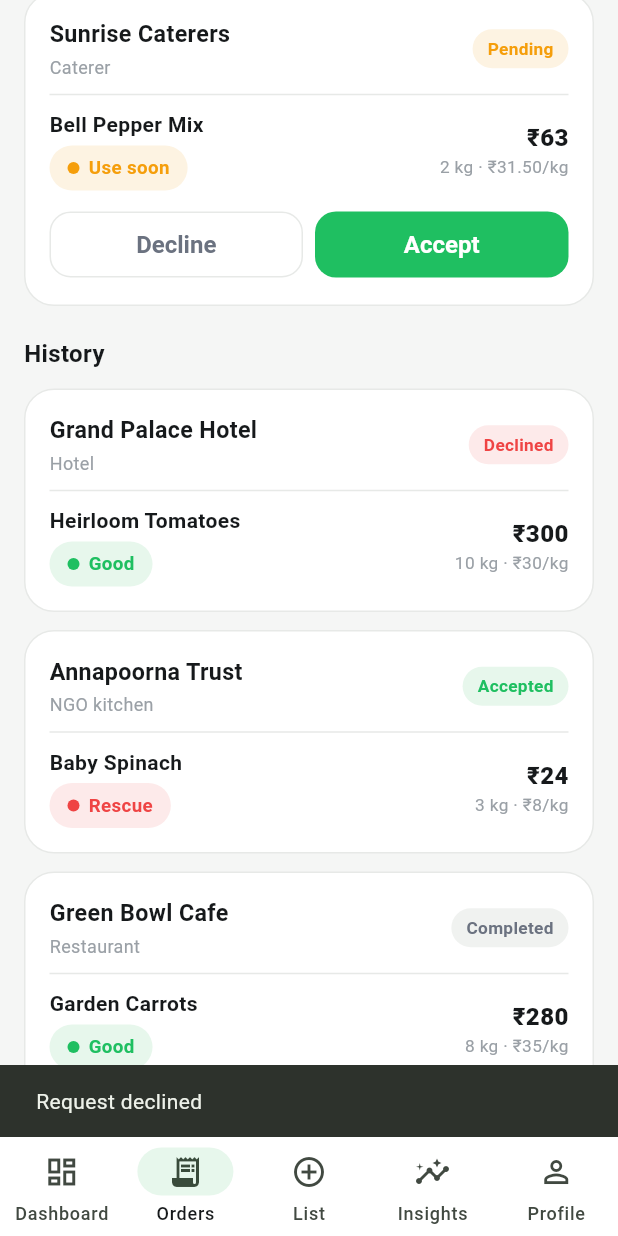
After one commit to smriti51818/Revivo, a Flutter app: the SellerOrdersScreen screen opened by its route, scrolled down 186 dp, after a tap on "Decline", on a phone screen of 412 x 824 dp. The commit adds this screen. Run offline on Flutter 3.47's test engine with Material 3 defaults, Android fonts, the phone set to English and light mode, and no system bars; our stand-ins replace flutter_riverpod, go_router, image_picker.

Commit message:
feat(seller): order requests + insights, remove placeholders (M11)
- OrderRequest domain (pending/accepted/declined/completed) + in-memory repo + provider
- Seller order-requests screen: pending accept/decline, history with status chips
- Seller insights screen: peak-demand hero, seeded recommendations, top movers
- Wired seller orders + insights tabs; removed the last PlaceholderScreen usages
- Deleted now-unused placeholder_screen.dart — every tab is a real screen

```diff
--- a/app/lib/core/router/app_router.dart
+++ b/app/lib/core/router/app_router.dart
@@ -16,7 +16,8 @@ import '../../features/cook/cook_inbox_screen.dart';
 import '../../features/impact/impact_screen.dart';
 import '../../features/seller/add_listing_screen.dart';
 import '../../features/seller/seller_dashboard_screen.dart';
-import '../../features/shared/placeholder_screen.dart';
+import '../../features/seller/seller_insights_screen.dart';
+import '../../features/seller/seller_orders_screen.dart';
 import '../../features/shared/profile_screen.dart';
 import '../../features/volunteer/volunteer_tasks_screen.dart';
 import '../models/user_role.dart';
@@ -81,15 +82,9 @@ final routerProvider = Provider<GoRouter>((ref) {
         ),
         branches: [
           _branch('/seller/dashboard', const SellerDashboardScreen()),
-          _branch('/seller/orders', const PlaceholderScreen(
-              title: 'Order requests',
-              icon: Icons.receipt_long_outlined,
-              message: 'Approve or reject incoming orders — coming in M5.')),
+          _branch('/seller/orders', const SellerOrdersScreen()),
           _branch('/seller/add', const AddListingScreen()),
-          _branch('/seller/insights', const PlaceholderScreen(
-              title: 'Vendor insights',
-              icon: Icons.insights_outlined,
-              message: 'Demand prediction and impact insights (M11).')),
+          _branch('/seller/insights', const SellerInsightsScreen()),
           _branch('/seller/profile', const ProfileScreen()),
         ],
       ),
--- /dev/null
+++ b/app/lib/features/seller/application/order_requests_providers.dart
@@ -0,0 +1,33 @@
+import 'package:flutter_riverpod/flutter_riverpod.dart';
+
+import '../data/order_requests_repository.dart';
+import '../domain/order_request.dart';
+
+final orderRequestsRepositoryProvider = Provider<OrderRequestsRepository>(
+  (ref) => InMemoryOrderRequestsRepository(),
+);
+
+/// Incoming buyer requests for this seller's surplus.
+class OrderRequestsController extends AsyncNotifier<List<OrderRequest>> {
+  @override
+  Future<List<OrderRequest>> build() {
+    return ref.read(orderRequestsRepositoryProvider).fetchRequests();
+  }
+
+  Future<void> _set(String id, RequestStatus status) async {
+    final updated =
+        await ref.read(orderRequestsRepositoryProvider).setStatus(id, status);
+    final current = state.valueOrNull ?? const <OrderRequest>[];
+    state = AsyncData([
+      for (final r in current) r.id == id ? updated : r,
+    ]);
+  }
+
+  Future<void> accept(String id) => _set(id, RequestStatus.accepted);
+  Future<void> decline(String id) => _set(id, RequestStatus.declined);
+}
+
+final orderRequestsProvider =
+    AsyncNotifierProvider<OrderRequestsController, List<OrderRequest>>(
+  OrderRequestsController.new,
+);
--- /dev/null
+++ b/app/lib/features/seller/data/order_requests_repository.dart
@@ -0,0 +1,72 @@
+import '../../../core/models/freshness.dart';
+import '../domain/order_request.dart';
+
+abstract class OrderRequestsRepository {
+  Future<List<OrderRequest>> fetchRequests();
+  Future<OrderRequest> setStatus(String id, RequestStatus status);
+}
+
+class InMemoryOrderRequestsRepository implements OrderRequestsRepository {
+  final List<OrderRequest> _items = [
+    OrderRequest(
+      id: 'req_palace',
+      buyerName: 'Grand Palace Hotel',
+      buyerType: 'Hotel',
+      vegetable: 'Heirloom Tomatoes',
+      quantityKg: 10,
+      pricePerKg: 30,
+      band: FreshnessBand.good,
+      status: RequestStatus.pending,
+      placedAt: DateTime.now().subtract(const Duration(minutes: 12)),
+    ),
+    OrderRequest(
+      id: 'req_sunrise',
+      buyerName: 'Sunrise Caterers',
+      buyerType: 'Caterer',
+      vegetable: 'Bell Pepper Mix',
+      quantityKg: 2,
+      pricePerKg: 31.5,
+      band: FreshnessBand.useSoon,
+      status: RequestStatus.pending,
+      placedAt: DateTime.now().subtract(const Duration(minutes: 40)),
+    ),
+    OrderRequest(
+      id: 'req_annapoorna',
+      buyerName: 'Annapoorna Trust',
+      buyerType: 'NGO kitchen',
+      vegetable: 'Baby Spinach',
+      quantityKg: 3,
+      pricePerKg: 8,
+      band: FreshnessBand.rescue,
+      status: RequestStatus.accepted,
+      placedAt: DateTime.now().subtract(const Duration(hours: 1, minutes: 20)),
+    ),
+    OrderRequest(
+      id: 'req_greenbowl',
+      buyerName: 'Green Bowl Cafe',
+      buyerType: 'Restaurant',
+      vegetable: 'Garden Carrots',
+      quantityKg: 8,
+      pricePerKg: 35,
+      band: FreshnessBand.good,
+      status: RequestStatus.completed,
+      placedAt: DateTime.now().subtract(const Duration(hours: 5)),
+    ),
+  ];
+
+  @override
+  Future<List<OrderRequest>> fetchRequests() async {
+    await Future.delayed(const Duration(milliseconds: 300));
+    return List.unmodifiable(_items);
+  }
+
+  @override
+  Future<OrderRequest> setStatus(String id, RequestStatus status) async {
+    await Future.delayed(const Duration(milliseconds: 300));
+    final idx = _items.indexWhere((r) => r.id == id);
+    if (idx == -1) throw StateError('Request $id not found');
+    final updated = _items[idx].copyWith(status: status);
+    _items[idx] = updated;
+    return updated;
+  }
+}
--- /dev/null
+++ b/app/lib/features/seller/domain/order_request.dart
@@ -0,0 +1,51 @@
+import '../../../core/models/freshness.dart';
+
+/// State of an incoming buyer request from the seller's point of view.
+enum RequestStatus {
+  pending('Pending'),
+  accepted('Accepted'),
+  declined('Declined'),
+  completed('Completed');
+
+  const RequestStatus(this.label);
+  final String label;
+}
+
+/// A buyer's request to purchase surplus from this seller.
+class OrderRequest {
+  const OrderRequest({
+    required this.id,
+    required this.buyerName,
+    required this.buyerType,
+    required this.vegetable,
+    required this.quantityKg,
+    required this.pricePerKg,
+    required this.band,
+    required this.status,
+    required this.placedAt,
+  });
+
+  final String id;
+  final String buyerName;
+  final String buyerType;
+  final String vegetable;
+  final double quantityKg;
+  final double pricePerKg;
+  final FreshnessBand band;
+  final RequestStatus status;
+  final DateTime placedAt;
+
+  double get total => quantityKg * pricePerKg;
+
+  OrderRequest copyWith({RequestStatus? status}) => OrderRequest(
+        id: id,
+        buyerName: buyerName,
+        buyerType: buyerType,
+        vegetable: vegetable,
+        quantityKg: quantityKg,
+        pricePerKg: pricePerKg,
+        band: band,
+        status: status ?? this.status,
+        placedAt: placedAt,
+      );
+}
--- /dev/null
+++ b/app/lib/features/seller/seller_insights_screen.dart
@@ -0,0 +1,213 @@
+import 'package:flutter/material.dart';
+
+import '../../core/theme/app_colors.dart';
+import '../../core/theme/app_spacing.dart';
+import '../../core/widgets/app_card.dart';
+import '../../core/widgets/section_header.dart';
+
+/// Seeded demand insights for the seller. Post-deploy these are generated from
+/// order history and Amazon Bedrock demand summaries; the copy here mirrors
+/// that output so the screen is demoable offline.
+class SellerInsightsScreen extends StatelessWidget {
+  const SellerInsightsScreen({super.key});
+
+  static const _insights = [
+    (
+      Icons.trending_up,
+      'List leafy greens before noon',
+      'Spinach and coriander sell ~2× faster when listed in the morning window.'
+    ),
+    (
+      Icons.schedule,
+      'Rescue-band moves fastest after 6 PM',
+      'NGO kitchens pick up most rescue-priced produce in the evening.'
+    ),
+    (
+      Icons.local_offer_outlined,
+      'Small discounts clear use-soon stock',
+      'A 20% cut on use-soon items clears them ~40% quicker with no waste.'
+    ),
+  ];
+
+  static const _movers = [
+    ('Roma Tomatoes', '128 kg', '+18%'),
+    ('Baby Spinach', '96 kg', '+12%'),
+    ('Bell Peppers', '74 kg', '+9%'),
+  ];
+
+  @override
+  Widget build(BuildContext context) {
+    return Scaffold(
+      body: SafeArea(
+        child: ListView(
+          padding: const EdgeInsets.all(AppSpacing.screen),
+          children: [
+            const Text(
+              'Insights',
+              style: TextStyle(fontSize: 22, fontWeight: FontWeight.w800),
+            ),
+            const SizedBox(height: 4),
+            const Text(
+              'Sell smarter, waste less',
+              style: TextStyle(fontSize: 13, color: AppColors.textSecondary),
+            ),
+            const SizedBox(height: AppSpacing.lg),
+            _peakCard(),
+            const SizedBox(height: AppSpacing.xl),
+            const SectionHeader(title: 'Recommendations'),
+            const SizedBox(height: AppSpacing.md),
+            for (final i in _insights) ...[
+              _insightCard(i.$1, i.$2, i.$3),
+              const SizedBox(height: AppSpacing.md),
+            ],
+            const SizedBox(height: AppSpacing.sm),
+            const SectionHeader(title: 'Your top movers'),
+            const SizedBox(height: AppSpacing.md),
+            AppCard(
+              padding: EdgeInsets.zero,
+              child: Column(
+                children: [
+                  for (var i = 0; i < _movers.length; i++) ...[
+                    _moverRow(_movers[i].$1, _movers[i].$2, _movers[i].$3),
+                    if (i != _movers.length - 1)
+                      const Divider(height: 1, indent: 16, endIndent: 16),
+                  ],
+                ],
+              ),
+            ),
+          ],
+        ),
+      ),
+    );
+  }
+
+  Widget _peakCard() {
+    return Container(
+      width: double.infinity,
+      padding: const EdgeInsets.all(AppSpacing.xl),
+      decoration: BoxDecoration(
+        gradient: const LinearGradient(
+          colors: [AppColors.primary, AppColors.primaryDark],
+          begin: Alignment.topLeft,
+          end: Alignment.bottomRight,
+        ),
+        borderRadius: BorderRadius.circular(AppRadius.lg),
+      ),
+      child: Column(
+        crossAxisAlignment: CrossAxisAlignment.start,
+        children: [
+          Row(
+            children: [
+              const Icon(Icons.bolt, color: Colors.white, size: 20),
+              const SizedBox(width: 6),
+              Text(
+                'Peak demand window',
+                style: TextStyle(
+                  color: Colors.white.withValues(alpha: 0.9),
+                  fontSize: 12.5,
+                  fontWeight: FontWeight.w600,
+                ),
+              ),
+            ],
+          ),
+          const SizedBox(height: AppSpacing.md),
+          const Text(
+            '5 – 8 PM',
+            style: TextStyle(
+              color: Colors.white,
+              fontSize: 34,
+              fontWeight: FontWeight.w800,
+              height: 1,
+            ),
+          ),
+          const SizedBox(height: 4),
+          Text(
+            'Hotels and kitchens buy the most surplus in the evening — list before 4 PM.',
+            style: TextStyle(
+              color: Colors.white.withValues(alpha: 0.9),
+              fontSize: 12.5,
+            ),
+          ),
+        ],
+      ),
+    );
+  }
+
+  Widget _insightCard(IconData icon, String title, String body) {
+    return AppCard(
+      child: Row(
+        crossAxisAlignment: CrossAxisAlignment.start,
+        children: [
+          Container(
+            width: 38,
+            height: 38,
+            decoration: BoxDecoration(
+              color: AppColors.primarySurface,
+              borderRadius: BorderRadius.circular(AppRadius.md),
+            ),
+            child: Icon(icon, size: 20, color: AppColors.primaryDark),
+          ),
+          const SizedBox(width: AppSpacing.md),
+          Expanded(
+            child: Column(
+              crossAxisAlignment: CrossAxisAlignment.start,
+              children: [
+                Text(
+                  title,
+                  style: const TextStyle(
+                      fontSize: 14, fontWeight: FontWeight.w700),
+                ),
+                const SizedBox(height: 2),
+                Text(
+                  body,
+                  style: const TextStyle(
+                      fontSize: 12.5, color: AppColors.textSecondary),
+                ),
+              ],
+            ),
+          ),
+        ],
+      ),
+    );
+  }
+
+  Widget _moverRow(String name, String kg, String trend) {
+    return Padding(
+      padding: const EdgeInsets.symmetric(
+          horizontal: AppSpacing.md, vertical: 14),
+      child: Row(
+        children: [
+          const Icon(Icons.eco, size: 18, color: AppColors.primary),
+          const SizedBox(width: AppSpacing.md),
+          Expanded(
+            child: Text(
+              name,
+              style:
+                  const TextStyle(fontSize: 14, fontWeight: FontWeight.w600),
+            ),
+          ),
+          Text(
+            kg,
+            style: const TextStyle(fontSize: 13.5, fontWeight: FontWeight.w700),
+          ),
+          const SizedBox(width: AppSpacing.md),
+          Container(
+            padding: const EdgeInsets.symmetric(horizontal: 8, vertical: 3),
+            decoration: BoxDecoration(
+              color: AppColors.successSurface,
+              borderRadius: BorderRadius.circular(AppRadius.pill),
+            ),
+            child: Text(
+              trend,
+              style: const TextStyle(
+                fontSize: 11.5,
+                fontWeight: FontWeight.w700,
+                color: AppColors.success,
+              ),
+            ),
+          ),
+        ],
+      ),
+    );
+  }
+}
--- /dev/null
+++ b/app/lib/features/seller/seller_orders_screen.dart
@@ -0,0 +1,219 @@
+import 'package:flutter/material.dart';
+import 'package:flutter_riverpod/flutter_riverpod.dart';
+
+import '../../core/format.dart';
+import '../../core/theme/app_colors.dart';
+import '../../core/theme/app_spacing.dart';
+import '../../core/widgets/app_card.dart';
+import '../../core/widgets/band_chip.dart';
+import '../../core/widgets/section_header.dart';
+import '../../core/widgets/status_chip.dart';
+import 'application/order_requests_providers.dart';
+import 'domain/order_request.dart';
+
+class SellerOrdersScreen extends ConsumerWidget {
+  const SellerOrdersScreen({super.key});
+
+  @override
+  Widget build(BuildContext context, WidgetRef ref) {
+    final requests = ref.watch(orderRequestsProvider);
+
+    return Scaffold(
+      body: SafeArea(
+        child: RefreshIndicator(
+          onRefresh: () => ref.refresh(orderRequestsProvider.future),
+          child: ListView(
+            padding: const EdgeInsets.all(AppSpacing.screen),
+            children: [
+              const Text(
+                'Order requests',
+                style: TextStyle(fontSize: 22, fontWeight: FontWeight.w800),
+              ),
+              const SizedBox(height: 4),
+              const Text(
+                'Approve buyers before their freshness window closes',
+                style: TextStyle(fontSize: 13, color: AppColors.textSecondary),
+              ),
+              const SizedBox(height: AppSpacing.lg),
+              requests.when(
+                loading: () => const Padding(
+                  padding: EdgeInsets.only(top: 48),
+                  child: Center(child: CircularProgressIndicator()),
+                ),
+                error: (e, _) => Padding(
+                  padding: const EdgeInsets.only(top: 32),
+                  child: Center(child: Text('Could not load requests: $e')),
+                ),
+                data: (items) => _content(context, ref, items),
+              ),
+            ],
+          ),
+        ),
+      ),
+    );
+  }
+
+  Widget _content(
+      BuildContext context, WidgetRef ref, List<OrderRequest> items) {
+    final pending =
+        items.where((r) => r.status == RequestStatus.pending).toList();
+    final resolved =
+        items.where((r) => r.status != RequestStatus.pending).toList();
+
+    return Column(
+      crossAxisAlignment: CrossAxisAlignment.start,
+      children: [
+        SectionHeader(title: 'Pending (${pending.length})'),
+        const SizedBox(height: AppSpacing.md),
+        if (pending.isEmpty)
+          const Padding(
+            padding: EdgeInsets.symmetric(vertical: AppSpacing.lg),
+            child: Text('No pending requests right now.',
+                style: TextStyle(color: AppColors.textSecondary)),
+          )
+        else
+          for (final r in pending) ...[
+            _RequestCard(
+              request: r,
+              onAccept: () async {
+                await ref.read(orderRequestsProvider.notifier).accept(r.id);
+                if (context.mounted) _toast(context, 'Order accepted');
+              },
+              onDecline: () async {
+                await ref.read(orderRequestsProvider.notifier).decline(r.id);
+                if (context.mounted) _toast(context, 'Request declined');
+              },
+            ),
+            const SizedBox(height: AppSpacing.md),
+          ],
+        if (resolved.isNotEmpty) ...[
+          const SizedBox(height: AppSpacing.sm),
+          const SectionHeader(title: 'History'),
+          const SizedBox(height: AppSpacing.md),
+          for (final r in resolved) ...[
+            _RequestCard(request: r),
+            const SizedBox(height: AppSpacing.md),
+          ],
+        ],
+      ],
+    );
+  }
+
+  void _toast(BuildContext context, String message) {
+    ScaffoldMessenger.of(context)
+      ..hideCurrentSnackBar()
+      ..showSnackBar(SnackBar(content: Text(message)));
+  }
+}
+
+class _RequestCard extends StatelessWidget {
+  const _RequestCard({required this.request, this.onAccept, this.onDecline});
+
+  final OrderRequest request;
+  final Future<void> Function()? onAccept;
+  final Future<void> Function()? onDecline;
+
+  ChipTone get _tone => switch (request.status) {
+        RequestStatus.pending => ChipTone.warning,
+        RequestStatus.accepted => ChipTone.success,
+        RequestStatus.declined => ChipTone.danger,
+        RequestStatus.completed => ChipTone.neutral,
+      };
+
+  @override
+  Widget build(BuildContext context) {
+    final pending = request.status == RequestStatus.pending;
+    return AppCard(
+      child: Column(
+        crossAxisAlignment: CrossAxisAlignment.start,
+        children: [
+          Row(
+            children: [
+              Expanded(
+                child: Column(
+                  crossAxisAlignment: CrossAxisAlignment.start,
+                  children: [
+                    Text(
+                      request.buyerName,
+                      style: const TextStyle(
+                          fontSize: 15.5, fontWeight: FontWeight.w700),
+                    ),
+                    const SizedBox(height: 2),
+                    Text(
+                      request.buyerType,
+                      style: const TextStyle(
+                          fontSize: 12, color: AppColors.textMuted),
+                    ),
+                  ],
+                ),
+              ),
+              StatusChip(label: request.status.label, tone: _tone),
+            ],
+          ),
+          const Divider(height: AppSpacing.xl),
+          Row(
+            children: [
+              Expanded(
+                child: Column(
+                  crossAxisAlignment: CrossAxisAlignment.start,
+                  children: [
+                    Text(
+                      request.vegetable,
+                      style: const TextStyle(
+                          fontSize: 14, fontWeight: FontWeight.w700),
+                    ),
+                    const SizedBox(height: 4),
+                    BandChip(band: request.band),
+                  ],
+                ),
+              ),
+              Column(
+                crossAxisAlignment: CrossAxisAlignment.end,
+                children: [
+                  Text(
+                    formatMoney(request.total),
+                    style: const TextStyle(
+                        fontSize: 16, fontWeight: FontWeight.w800),
+                  ),
+                  Text(
+                    '${formatKg(request.quantityKg)} · ${formatMoney(request.pricePerKg)}/kg',
+                    style: const TextStyle(
+                        fontSize: 11.5, color: AppColors.textMuted),
+                  ),
+                ],
+              ),
+            ],
+          ),
+          if (pending) ...[
+            const SizedBox(height: AppSpacing.md),
+            Row(
+              children: [
+                Expanded(
+                  child: OutlinedButton(
+                    onPressed: onDecline,
+                    style: OutlinedButton.styleFrom(
+                      minimumSize: const Size.fromHeight(44),
+                      side: const BorderSide(color: AppColors.border),
+                      foregroundColor: AppColors.textSecondary,
+                    ),
+                    child: const Text('Decline'),
+                  ),
+                ),
+                const SizedBox(width: AppSpacing.sm),
+                Expanded(
+                  child: ElevatedButton(
+                    onPressed: onAccept,
+                    style: ElevatedButton.styleFrom(
+                      minimumSize: const Size.fromHeight(44),
+                    ),
+                    child: const Text('Accept'),
+                  ),
+                ),
+              ],
+            ),
+          ],
+        ],
+      ),
+    );
+  }
+}
--- a/app/lib/features/shared/placeholder_screen.dart
+++ /dev/null
@@ -1,64 +0,0 @@
-import 'package:flutter/material.dart';
-
-import '../../core/theme/app_colors.dart';
-import '../../core/theme/app_spacing.dart';
-
-/// A styled empty state used for tabs whose full content lands in a later
-/// module. Keeps navigation fully wired while features are built out.
-class PlaceholderScreen extends StatelessWidget {
-  const PlaceholderScreen({
-    super.key,
-    required this.title,
-    required this.icon,
-    required this.message,
-  });
-
-  final String title;
-  final IconData icon;
-  final String message;
-
-  @override
-  Widget build(BuildContext context) {
-    return Scaffold(
-      appBar: AppBar(title: Text(title)),
-      body: Center(
-        child: Padding(
-          padding: const EdgeInsets.all(AppSpacing.xxl),
-          child: Column(
-            mainAxisSize: MainAxisSize.min,
-            children: [
-              Container(
-                width: 72,
-                height: 72,
-                decoration: const BoxDecoration(
-                  color: AppColors.primarySurface,
-                  shape: BoxShape.circle,
-                ),
-                child: Icon(icon, size: 32, color: AppColors.primary),
-              ),
-              const SizedBox(height: AppSpacing.lg),
-              Text(
-                title,
-                style: const TextStyle(
-                  fontSize: 18,
-                  fontWeight: FontWeight.w700,
-                  color: AppColors.textPrimary,
-                ),
-              ),
-              const SizedBox(height: AppSpacing.sm),
-              Text(
-                message,
-                textAlign: TextAlign.center,
-                style: const TextStyle(
-                  fontSize: 14,
-                  height: 1.5,
-                  color: AppColors.textSecondary,
-                ),
-              ),
-            ],
-          ),
-        ),
-      ),
-    );
-  }
-}
```
